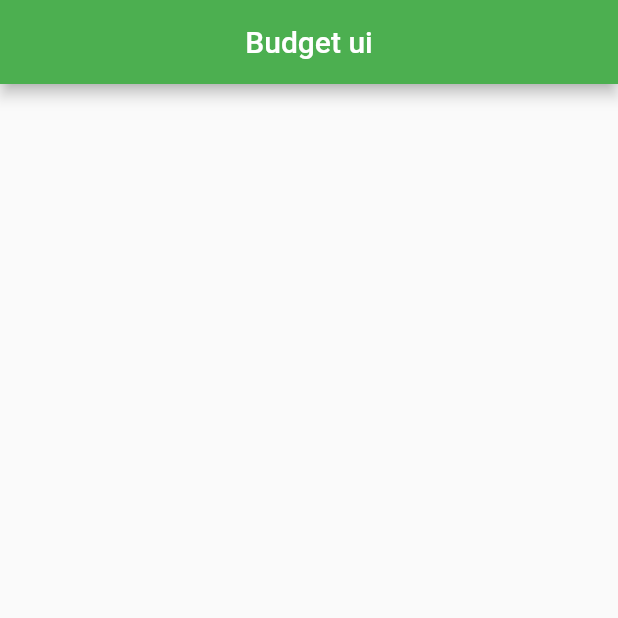
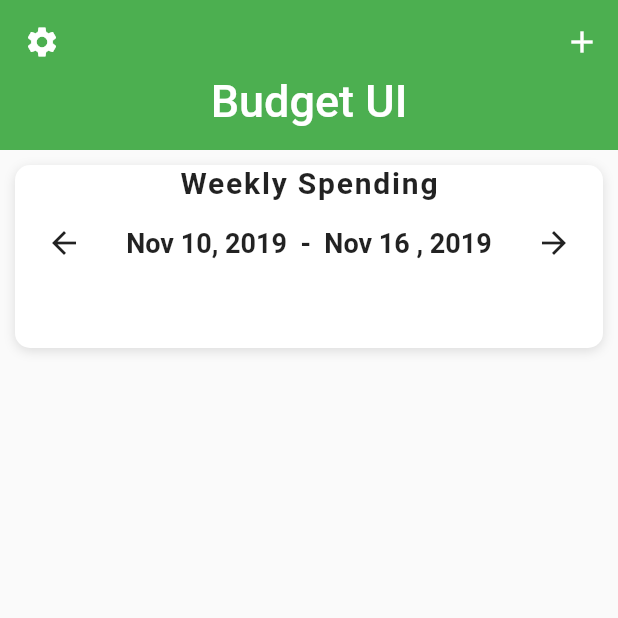
Before and after one commit to alikazemidev/budget_ui_flutter, a Flutter app: the screen it shows after launch, on a phone screen of 412 x 824 dp, the top half of it. Run offline on Flutter 3.47's test engine with Material 2 defaults, Android fonts, the phone set to English and light mode, and no system bars.

Commit message:
before chartbar

```diff
--- /dev/null
+++ b/lib/Widget/bar_chart.dart
@@ -0,0 +1,63 @@
+import 'package:flutter/material.dart';
+
+class BarChart extends StatelessWidget {
+  final List<double>? expenses;
+  BarChart({this.expenses});
+
+  @override
+  Widget build(BuildContext context) {
+    return Column(
+      children: [
+        Text(
+          'Weekly Spending',
+          style: TextStyle(
+            fontSize: 20,
+            fontWeight: FontWeight.bold,
+            letterSpacing: 1.2,
+          ),
+        ),
+        SizedBox(
+          height: 5,
+        ),
+        Row(
+          mainAxisAlignment: MainAxisAlignment.spaceAround,
+          children: [
+            IconButton(
+              onPressed: () {},
+              icon: Icon(Icons.arrow_back),
+            ),
+            Text(
+              'Nov 10, 2019  -  Nov 16 , 2019',
+              style: TextStyle(
+                fontSize: 18,
+                fontWeight: FontWeight.w600,
+              ),
+            ),
+            IconButton(
+              onPressed: () {},
+              icon: Icon(Icons.arrow_forward),
+            ),
+          ],
+        ),
+        SizedBox(height: 30),
+        Row(
+          children: [
+            Bar(lable: 'su', amountSpent: expenses![0], mostExpensive: 200),
+          ],
+        ),
+      ],
+    );
+  }
+}
+
+class Bar extends StatelessWidget {
+  final String? lable;
+  final double? amountSpent, mostExpensive;
+
+  const Bar({super.key, this.lable, this.amountSpent, this.mostExpensive});
+  @override
+  Widget build(BuildContext context) {
+    var barHeight;
+    return Text('');
+  }
+}
--- a/lib/screens/home_page.dart
+++ b/lib/screens/home_page.dart
@@ -1,16 +1,69 @@
+import 'package:budget_ui/data/data.dart';
 import 'package:flutter/material.dart';
 
+import '../Widget/bar_chart.dart';
 
-class HomePage extends StatelessWidget {
+class HomePage extends StatefulWidget {
   const HomePage({Key? key}) : super(key: key);
 
   @override
+  State<HomePage> createState() => _HomePageState();
+}
+
+class _HomePageState extends State<HomePage> {
+  @override
   Widget build(BuildContext context) {
     return Scaffold(
-      appBar: AppBar(
-        backgroundColor: Theme.of(context).primaryColor,
-        centerTitle: true,
-        title: Text('Budget ui'),
+      body: CustomScrollView(
+        slivers: [
+          SliverAppBar(
+            forceElevated: true,
+            floating: true,
+            elevation: 0,
+            expandedHeight: 100,
+            leading: IconButton(
+              onPressed: () {},
+              icon: Icon(
+                Icons.settings,
+              ),
+            ),
+            backgroundColor: Theme.of(context).primaryColor,
+            flexibleSpace: FlexibleSpaceBar(
+              title: Text('Budget UI'),
+              centerTitle: true,
+            ),
+            actions: [
+              IconButton(
+                onPressed: () {},
+                icon: Icon(
+                  Icons.add,
+                ),
+              ),
+            ],
+          ),
+          SliverList(
+            delegate: SliverChildBuilderDelegate(
+              (context, index) {
+                return Container(
+                  margin: EdgeInsets.all(10),
+                  decoration: BoxDecoration(
+                    color: Colors.white,
+                    borderRadius: BorderRadius.circular(10),
+                    boxShadow: [
+                      BoxShadow(
+                        color: Colors.black12,
+                        blurRadius: 6,
+                        offset: Offset(0, 2),
+                      ),
+                    ],
+                  ),
+                  child: BarChart(expenses: weeklySpending),
+                );
+              },
+              childCount: 1,
+            ),
+          ),
+        ],
       ),
     );
   }
```
